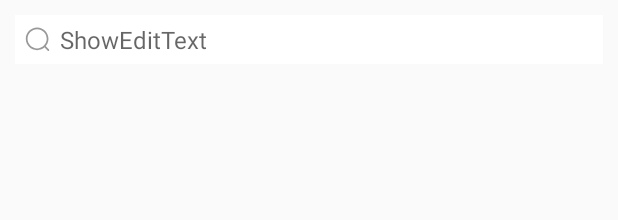
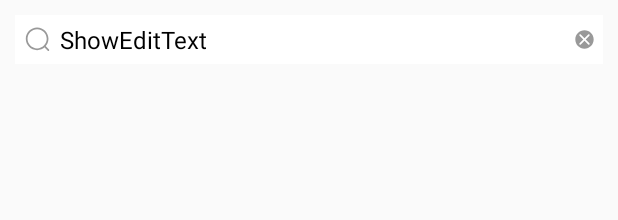
Before and after one commit to Deepblue1996/ShowEditText, an Android app: the layout activity_main.xml on its own in the app's theme, with its tools: preview values and no code run, on a phone screen of 412 x 824 dp. Shown: the top 220 px of the screen. Run offline under Robolectric (Android 15) with nearby library versions, the phone set to English and light mode, and no system bars.

Commit message:
兼容2.3.3

```diff
--- a/app/src/main/res/layout/activity_main.xml
+++ b/app/src/main/res/layout/activity_main.xml
@@ -12,7 +12,7 @@
         android:padding="10dp"
         android:layout_width="match_parent"
         android:layout_height="wrap_content"
-        app:hint_text="@string/app_name"
+        app:edit_text="@string/app_name"
         app:left_img_size="30dp"
         app:right_img_size="25dp"
         app:bg_color="#ffffff"
--- a/dpedittext/build.gradle
+++ b/dpedittext/build.gradle
@@ -32,5 +32,5 @@ dependencies {
     testImplementation 'junit:junit:4.12'
     androidTestImplementation 'com.android.support.test:runner:0.5'
     androidTestImplementation 'com.android.support.test.espresso:espresso-core:2.2.2'
-    implementation 'com.github.florent37:viewanimator:1.0.5'
+    compile 'com.github.florent37:viewanimator:1.0.5'
 }
--- a/dpedittext/src/main/java/com/prohua/dpedittext/DpEditText.java
+++ b/dpedittext/src/main/java/com/prohua/dpedittext/DpEditText.java
@@ -1,5 +1,9 @@
 package com.prohua.dpedittext;
 
+import android.animation.Animator;
+import android.animation.AnimatorListenerAdapter;
+import android.animation.AnimatorSet;
+import android.animation.ObjectAnimator;
 import android.content.Context;
 import android.content.res.TypedArray;
 import android.os.Build;
@@ -11,6 +15,7 @@ import android.util.AttributeSet;
 import android.view.KeyEvent;
 import android.view.LayoutInflater;
 import android.view.View;
+import android.view.animation.LinearInterpolator;
 import android.view.inputmethod.EditorInfo;
 import android.widget.EditText;
 import android.widget.ImageView;
@@ -129,6 +134,9 @@ public class DpEditText extends RelativeLayout {
         } else {
             rightImg.setImageResource(rightIcon);
         }
+        if(editTextContent.length()>0) {
+            rightImg.setVisibility(VISIBLE);
+        }
 
         relativeLayout.setBackgroundColor(bgColor);
 
@@ -146,6 +154,24 @@ public class DpEditText extends RelativeLayout {
             @Override
             public void onClick(View view) {
                 editText.setText("");
+                /*ObjectAnimator anim1 = ObjectAnimator.ofFloat(rightImg, "alpha",
+                        1.0f, 0f);
+                ObjectAnimator anim2 = ObjectAnimator.ofFloat(rightImg, "scale",
+                        1.0f, 0.8f);
+                AnimatorSet animSet = new AnimatorSet();
+                animSet.setDuration(200);
+                animSet.setInterpolator(new LinearInterpolator());
+                //两个动画同时执行
+                animSet.playTogether(anim1, anim2);
+                animSet.start();
+
+                animSet.addListener(new AnimatorListenerAdapter() {
+                    @Override
+                    public void onAnimationEnd(Animator animation) {
+                        super.onAnimationEnd(animation);
+                        rightImg.setVisibility(GONE);
+                    }
+                });*/
                 ViewAnimator
                         .animate(rightImg)
                         .waitForHeight()
@@ -154,7 +180,7 @@ public class DpEditText extends RelativeLayout {
                         .onStop(new AnimationListener.Stop() {
                             @Override
                             public void onStop() {
-                                rightImg.setVisibility(GONE);
+
                             }
                         })
                         .duration(200)
```
